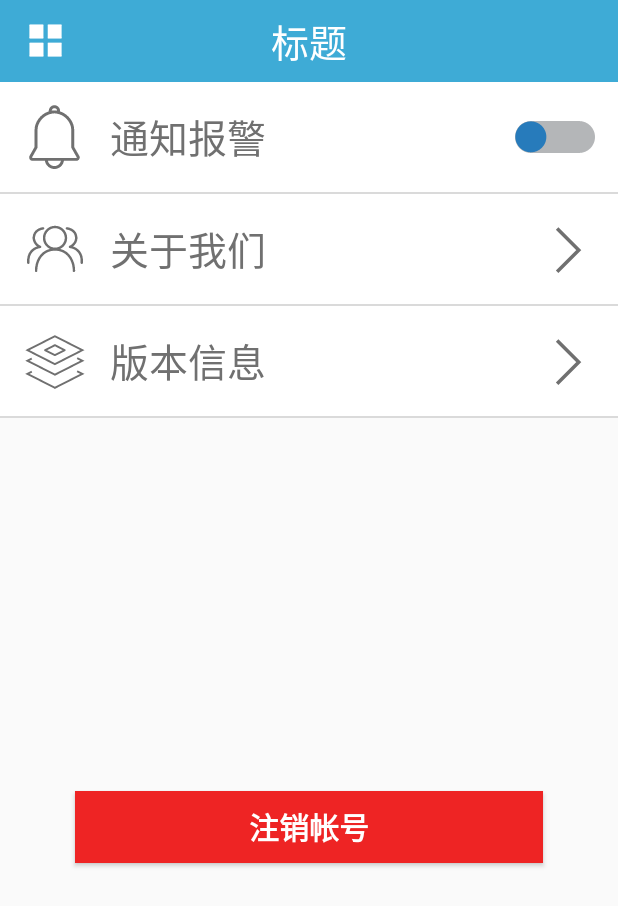
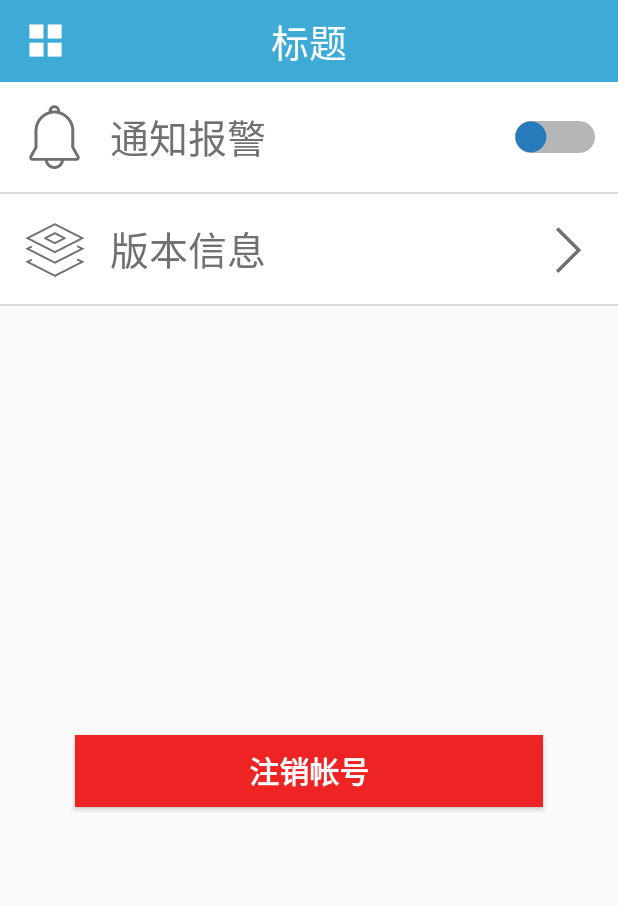
Before and after one commit to jinzhucn/FosterPig, an Android app: the SettingActivity screen opened directly, with no data from a screen before it, on a phone screen of 412 x 824 dp. Shown: the top 906 px of the screen. Run offline under Robolectric (Android 15) with nearby library versions, the phone set to English and light mode, and no system bars.

Commit message:
暂时移除关于我们

```diff
--- a/app/src/main/java/com/minlu/fosterpig/activity/SettingActivity.java
+++ b/app/src/main/java/com/minlu/fosterpig/activity/SettingActivity.java
@@ -41,8 +41,9 @@ public class SettingActivity extends BaseActivity implements View.OnClickListene
 
         mSwitch = (ImageView) view.findViewById(R.id.iv_setting_switch);
         mSwitch.setOnClickListener(this);
-        View aboutUs = view.findViewById(R.id.ll_setting_about_us);
-        aboutUs.setOnClickListener(this);
+        // TODO 关于我们
+//        View aboutUs = view.findViewById(R.id.ll_setting_about_us);
+//        aboutUs.setOnClickListener(this);
         View versionInformation = view.findViewById(R.id.ll_setting_version_information);
         versionInformation.setOnClickListener(this);
         Button mLogout = (Button) view.findViewById(R.id.bt_setting_logout);
@@ -54,10 +55,10 @@ public class SettingActivity extends BaseActivity implements View.OnClickListene
     public void onClick(View v) {
 
         switch (v.getId()) {
-
-            case R.id.ll_setting_about_us:
-                startActivity(new Intent(ViewsUitls.getContext(), AboutUsActivity.class));
-                break;
+            // TODO 关于我们
+//            case R.id.ll_setting_about_us:
+//                startActivity(new Intent(ViewsUitls.getContext(), AboutUsActivity.class));
+//                break;
             case R.id.ll_setting_version_information:
                 startActivity(new Intent(ViewsUitls.getContext(), VersionActivity.class));
                 break;
--- a/app/src/main/res/layout/activity_setting.xml
+++ b/app/src/main/res/layout/activity_setting.xml
@@ -22,7 +22,7 @@
             android:src="@mipmap/setting_switch_close" />
     </LinearLayout>
 
-    <View
+   <!-- <View
         android:layout_width="match_parent"
         android:layout_height="1dp"
         android:background="@color/thin_gray" />
@@ -43,7 +43,7 @@
         <ImageView
             style="@style/setting_item_left_right_image_style"
             android:src="@mipmap/setting_to_right" />
-    </LinearLayout>
+    </LinearLayout>-->
 
     <View
         android:layout_width="match_parent"
```
